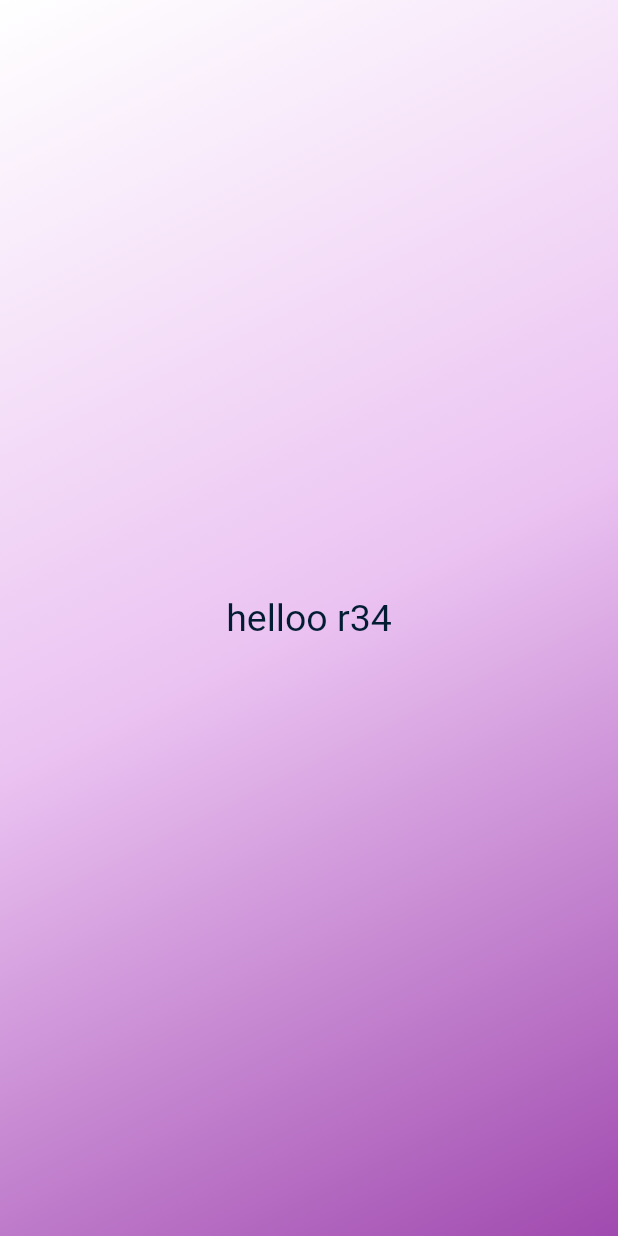
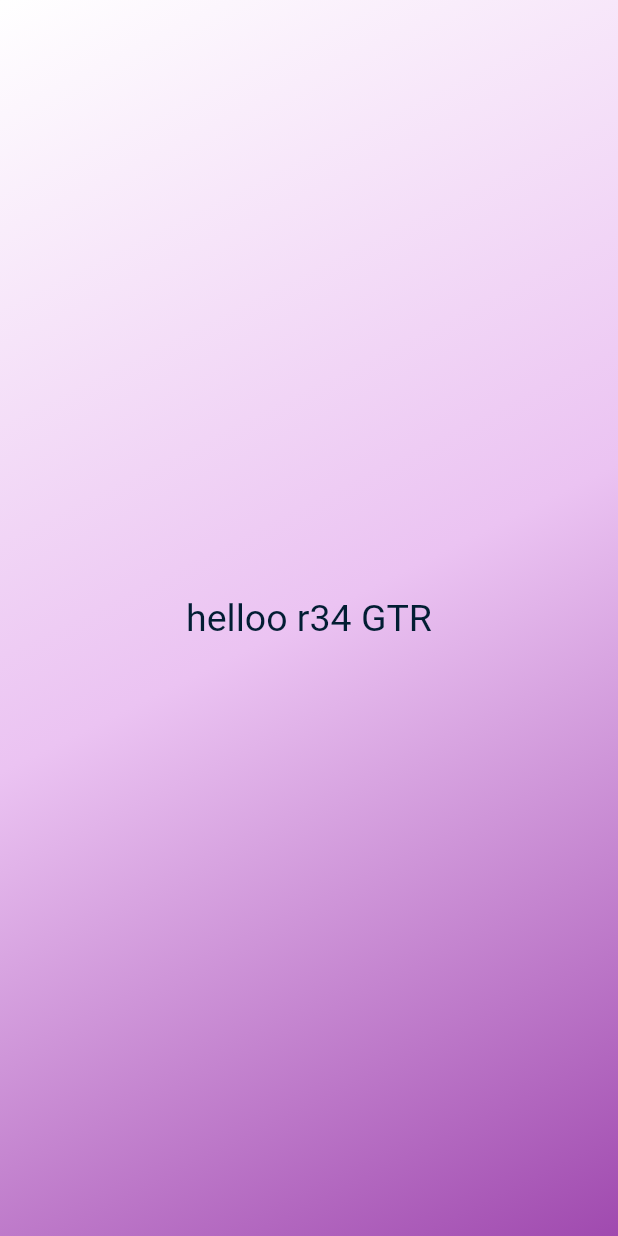
Before and after one commit to AravindaRathnamalala/first_app, a Flutter app: the screen it shows after launch, on a phone screen of 412 x 824 dp. Run offline on Flutter 3.47's test engine with Material 2 defaults, Android fonts, the phone set to English and light mode, and no system bars.

Commit message:
Refectoring and packaging

```diff
--- a/lib/gradient_container.dart
+++ /dev/null
@@ -1,34 +0,0 @@
-import 'package:flutter/material.dart';
-
-class GradientContainer extends StatelessWidget {
-  const GradientContainer({super.key});
-
-  @override
-  Widget build(context) {
-
-    return Container(
-          decoration: const BoxDecoration(
-            gradient: LinearGradient(colors: [
-              Colors.white,
-              Color.fromARGB(255, 235, 195, 242),
-              Color.fromARGB(255, 160, 74, 175)
-            ],
-            begin: Alignment.topLeft,
-            end: Alignment.bottomRight
-            ),
-          ),
-          child: const Center(
-            child: Text(
-              "helloo r34",
-              style: TextStyle(
-                color: Color.fromARGB(255, 2, 29, 51),
-                fontSize: 25.0,
-              ),
-            ),
-          ),
-        );
-
-  }
-
-
-}
--- a/lib/main.dart
+++ b/lib/main.dart
@@ -1,5 +1,5 @@
 import 'dart:ui';
-import 'package:first_app/gradient_container.dart';
+import 'package:first_app/ui/gradient_container.dart';
 import 'package:flutter/material.dart';
 
 void main() {
--- /dev/null
+++ b/lib/ui/gradient_container.dart
@@ -0,0 +1,20 @@
+import 'package:first_app/ui/styled_text.dart';
+import 'package:flutter/material.dart';
+
+class GradientContainer extends StatelessWidget {
+  const GradientContainer({super.key});
+
+  @override
+  Widget build(context) {
+    return Container(
+      decoration: const BoxDecoration(
+        gradient: LinearGradient(colors: [
+          Colors.white,
+          Color.fromARGB(255, 235, 195, 242),
+          Color.fromARGB(255, 160, 74, 175)
+        ], begin: Alignment.topLeft, end: Alignment.bottomRight),
+      ),
+      child: const Center(child: StyledText()),
+    );
+  }
+}
--- /dev/null
+++ b/lib/ui/styled_text.dart
@@ -0,0 +1,16 @@
+import 'package:flutter/material.dart';
+
+class StyledText extends StatelessWidget {
+  const StyledText({super.key});
+
+  @override
+  Widget build(context) {
+    return const Text(
+      "helloo r34 GTR",
+      style: TextStyle(
+        color: Color.fromARGB(255, 2, 29, 51),
+        fontSize: 25.0,
+      ),
+    );
+  }
+}
```
